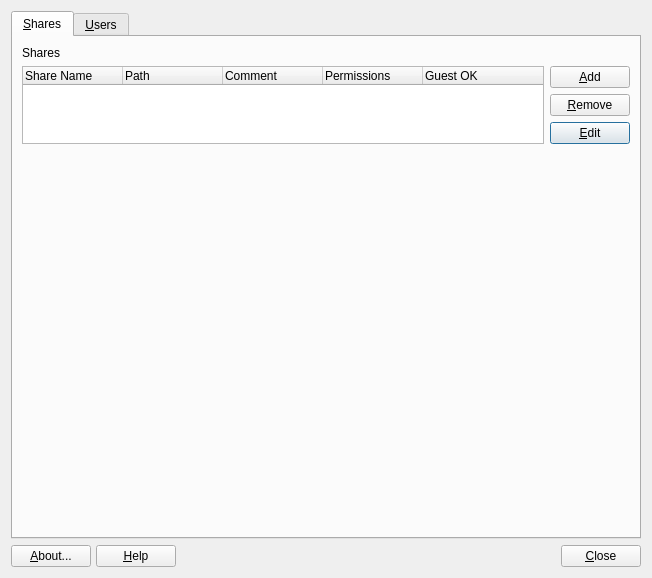
Old version of the form mainwindow.ui in the repository MX-Linux/mx-samba-config.
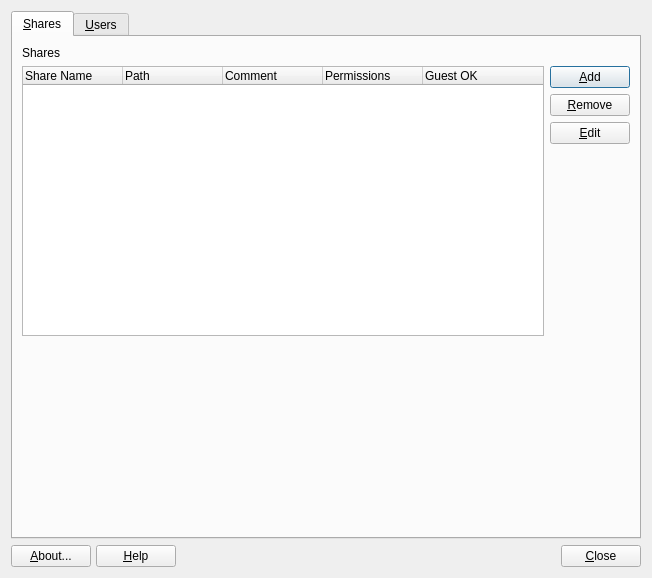
New version of the form. Icons and pictures are not drawn.

Patch:
```diff
--- a/mainwindow.ui
+++ b/mainwindow.ui
@@ -23,44 +23,17 @@
       <attribute name="title">
        <string>&amp;Shares</string>
       </attribute>
-      <layout class="QGridLayout" name="gridLayout_2">
+      <layout class="QGridLayout" name="gridLayout_5">
        <item row="0" column="0">
-        <layout class="QGridLayout" name="gridLayout">
-         <item row="0" column="0">
-          <widget class="QLabel" name="labelShares">
-           <property name="text">
-            <string>Shares</string>
-           </property>
-          </widget>
-         </item>
-         <item row="3" column="1">
-          <widget class="QPushButton" name="pushEditShare">
-           <property name="text">
-            <string>&amp;Edit</string>
-           </property>
-          </widget>
-         </item>
-         <item row="2" column="1">
-          <widget class="QPushButton" name="pushRemoveShare">
-           <property name="text">
-            <string>&amp;Remove</string>
-           </property>
-          </widget>
-         </item>
-         <item row="1" column="1">
-          <widget class="QPushButton" name="pushAddShare">
-           <property name="sizePolicy">
-            <sizepolicy hsizetype="Minimum" vsizetype="Fixed">
-             <horstretch>0</horstretch>
-             <verstretch>0</verstretch>
-            </sizepolicy>
-           </property>
-           <property name="text">
-            <string>&amp;Add</string>
-           </property>
-          </widget>
-         </item>
-         <item row="1" column="0" rowspan="3">
+        <widget class="QLabel" name="labelShares">
+         <property name="text">
+          <string>Shares</string>
+         </property>
+        </widget>
+       </item>
+       <item row="1" column="0">
+        <layout class="QGridLayout" name="gridLayout_2">
+         <item row="0" column="0" rowspan="2">
           <widget class="QTreeWidget" name="treeWidgetShares">
            <column>
             <property name="text">
@@ -89,21 +62,68 @@
            </column>
           </widget>
          </item>
+         <item row="0" column="1">
+          <layout class="QGridLayout" name="gridLayout">
+           <item row="0" column="0">
+            <widget class="QPushButton" name="pushAddShare">
+             <property name="sizePolicy">
+              <sizepolicy hsizetype="Minimum" vsizetype="Fixed">
+               <horstretch>0</horstretch>
+               <verstretch>0</verstretch>
+              </sizepolicy>
+             </property>
+             <property name="text">
+              <string>&amp;Add</string>
+             </property>
+            </widget>
+           </item>
+           <item row="1" column="0">
+            <widget class="QPushButton" name="pushRemoveShare">
+             <property name="text">
+              <string>&amp;Remove</string>
+             </property>
+            </widget>
+           </item>
+           <item row="2" column="0">
+            <widget class="QPushButton" name="pushEditShare">
+             <property name="text">
+              <string>&amp;Edit</string>
+             </property>
+            </widget>
+           </item>
+          </layout>
+         </item>
+         <item row="1" column="1">
+          <spacer name="verticalSpacer_2">
+           <property name="orientation">
+            <enum>Qt::Vertical</enum>
+           </property>
+           <property name="sizeHint" stdset="0">
+            <size>
+             <width>20</width>
+             <height>40</height>
+            </size>
+           </property>
+          </spacer>
+         </item>
+         <item row="2" column="0">
+          <spacer name="verticalSpacer_3">
+           <property name="orientation">
+            <enum>Qt::Vertical</enum>
+           </property>
+           <property name="sizeType">
+            <enum>QSizePolicy::MinimumExpanding</enum>
+           </property>
+           <property name="sizeHint" stdset="0">
+            <size>
+             <width>20</width>
+             <height>40</height>
+            </size>
+           </property>
+          </spacer>
+         </item>
         </layout>
        </item>
-       <item row="1" column="0">
-        <spacer name="verticalSpacer_2">
-         <property name="orientation">
-          <enum>Qt::Vertical</enum>
-         </property>
-         <property name="sizeHint" stdset="0">
-          <size>
-           <width>20</width>
-           <height>226</height>
-          </size>
-         </property>
-        </spacer>
-       </item>
       </layout>
      </widget>
      <widget class="QWidget" name="tab">
```
